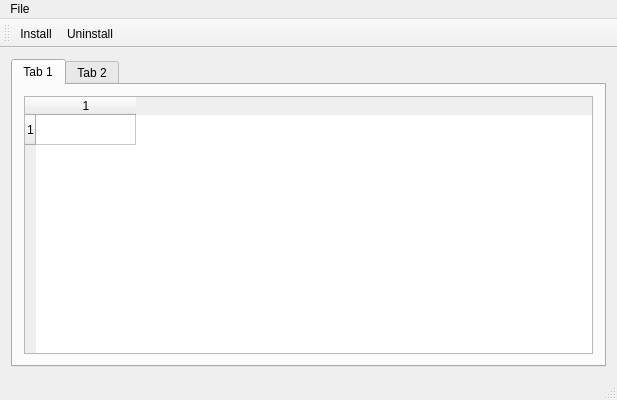
This is wpmcpp/mainwindow.ui in npackd/npackd as Qt 5 draws it before an edit. The edited form follows.
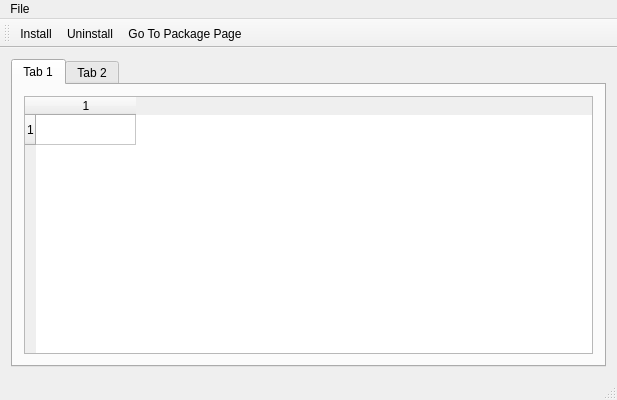
This is the edited form.

Commit message: go to package url

Patch:
```diff
--- a/wpmcpp/mainwindow.ui
+++ b/wpmcpp/mainwindow.ui
@@ -139,6 +139,7 @@
    </attribute>
    <addaction name="actionInstall"/>
    <addaction name="actionUninstall"/>
+   <addaction name="actionGotoPackageURL"/>
   </widget>
   <widget class="QStatusBar" name="statusBar"/>
   <action name="actionExit">
@@ -156,6 +157,11 @@
     <string>Uninstall</string>
    </property>
   </action>
+  <action name="actionGotoPackageURL">
+   <property name="text">
+    <string>Go To Package Page</string>
+   </property>
+  </action>
  </widget>
  <layoutdefault spacing="6" margin="11"/>
  <resources/>
```
The commit also changes 7 other files.
